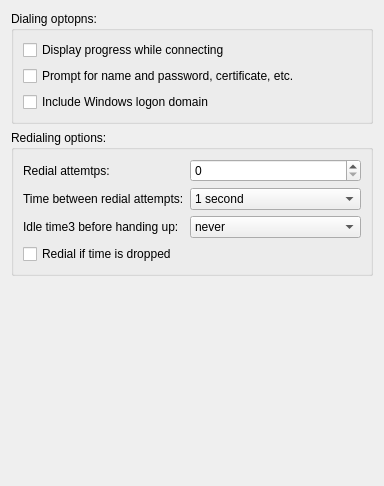
Above: src/apps/mvvm-folders/network_options/vpnoptionswidget.ui from august-alt/policy-preferences-editor-prototype before the change. Below: the same form after it.
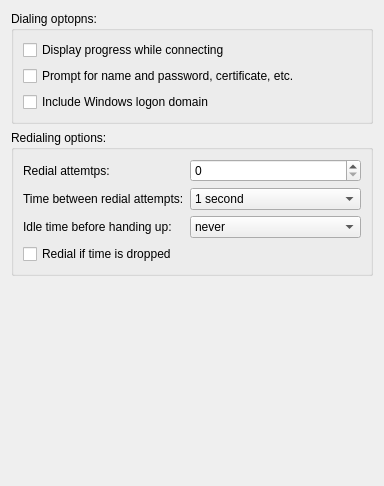
That is the form after the change.

Commit message: fix: change labels in vpn options widget

The edit to the form file:
```diff
--- a/src/apps/mvvm-folders/network_options/vpnoptionswidget.ui
+++ b/src/apps/mvvm-folders/network_options/vpnoptionswidget.ui
@@ -125,7 +125,7 @@
       <item row="2" column="0">
        <widget class="QLabel" name="idleTimeLabel">
         <property name="text">
-         <string>Idle time3 before handing up:</string>
+         <string>Idle time before handing up:</string>
         </property>
         <property name="buddy">
          <cstring>idleTimeComboBox</cstring>
```
